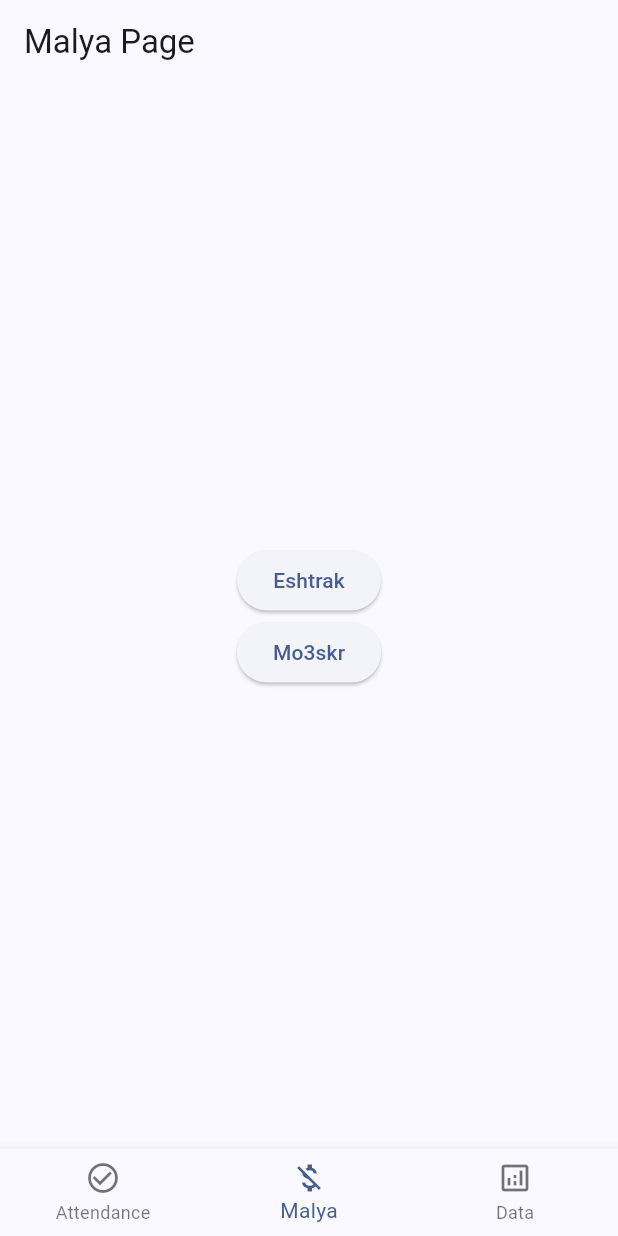
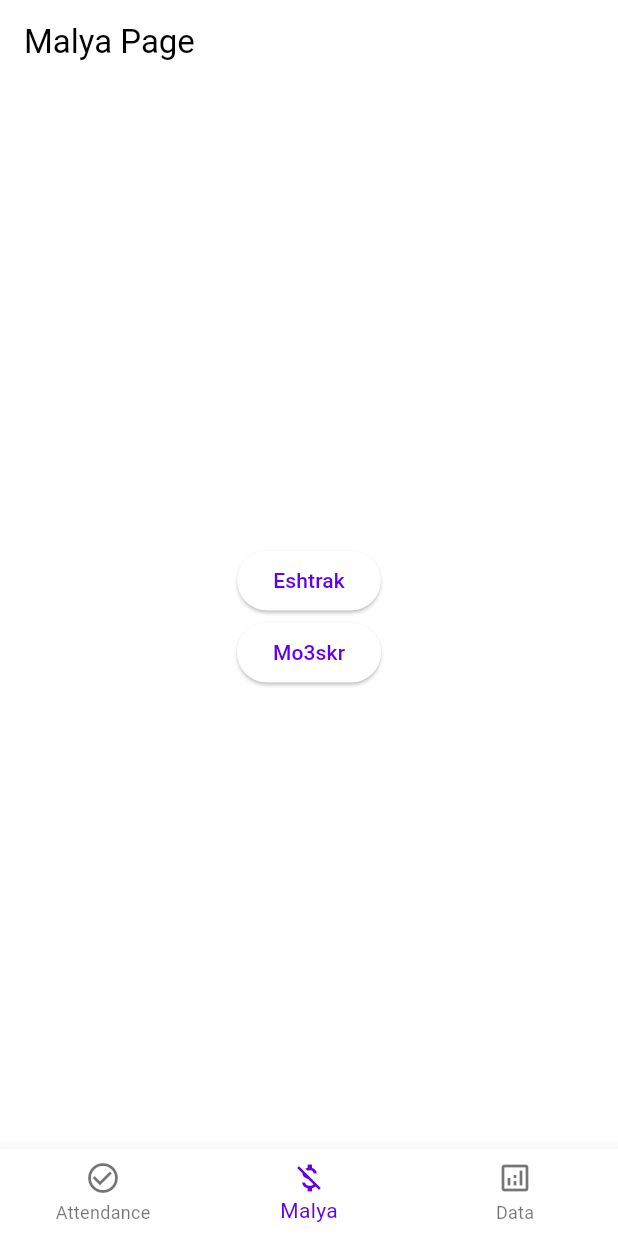
Before and after one commit to davidayman11/bara3em, a Flutter app: the screen it shows after launch, item 2 of the bottom bar chosen, on a phone screen of 412 x 824 dp. Run offline on Flutter 3.47's test engine with Material 3 defaults, Android fonts, the phone set to English and light mode, and no system bars; our stand-ins replace cloud_firestore, firebase_core; accounts and stored records are empty.

Commit message:
final isa

```diff
--- a/lib/main.dart
+++ b/lib/main.dart
@@ -9,13 +9,13 @@ void main() async {
 }
 
 class MyApp extends StatelessWidget {
-  const MyApp({Key? key}) : super(key: key);
+  const MyApp({Key? key}) : super(key: key); // Fix constructor issue
 
   @override
   Widget build(BuildContext context) {
     return MaterialApp(
       theme: ThemeData(
-        colorScheme: ColorScheme.fromSeed(seedColor: Colors.blueAccent),
+        colorScheme: ColorScheme.light(), // Use ColorScheme.light() or ColorScheme.dark()
         useMaterial3: true,
       ),
       home: WelcomePage(),
```
Also changed, not shown: 3 other files.
